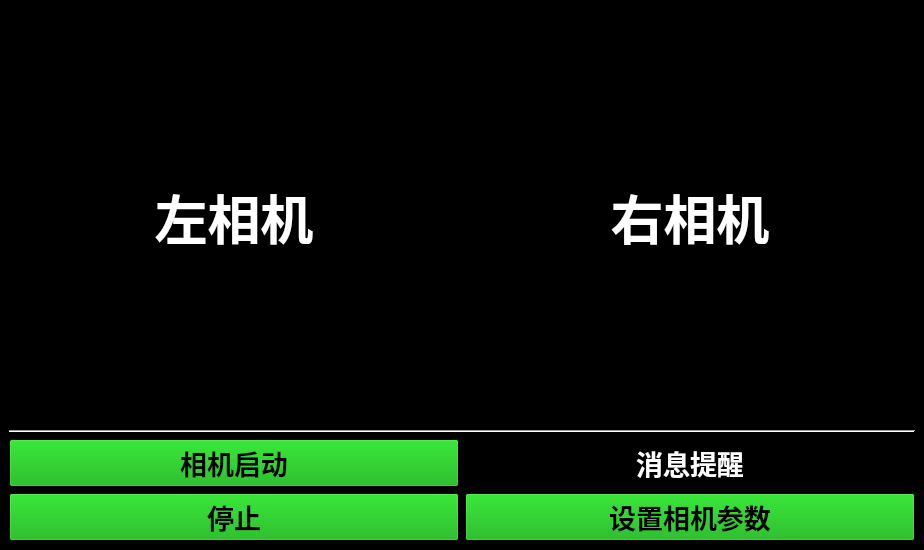
Qt form ui/main.ui (Marco-ardu/DetectScraw) before a commit.
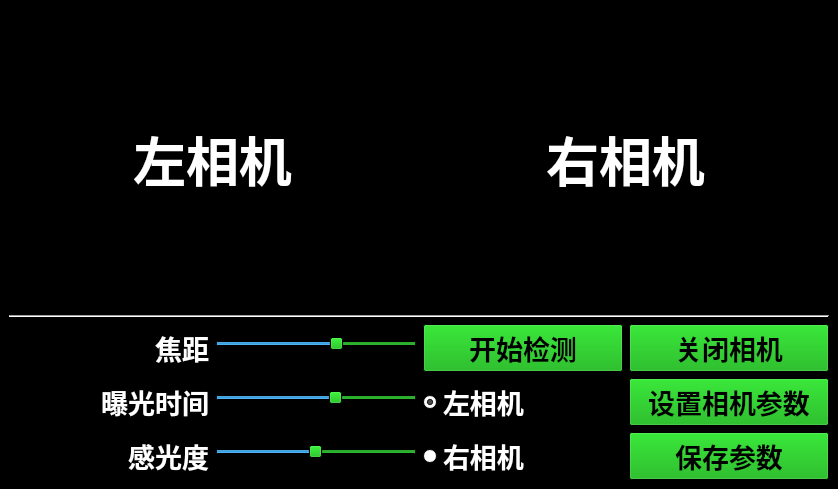
The same form after that commit. Icons and pictures are not drawn.

The edit to the form file:
```diff
--- a/ui/main.ui
+++ b/ui/main.ui
@@ -6,8 +6,8 @@
    <rect>
     <x>0</x>
     <y>0</y>
-    <width>924</width>
-    <height>550</height>
+    <width>838</width>
+    <height>488</height>
    </rect>
   </property>
   <property name="palette">
@@ -140,9 +140,11 @@
    <string>OAK零件检测系统</string>
   </property>
   <widget class="QWidget" name="centralwidget">
-   <layout class="QVBoxLayout" name="verticalLayout" stretch="1,2,0">
+   <layout class="QVBoxLayout" name="verticalLayout_3" stretch="6,1,1">
     <item>
-     <layout class="QHBoxLayout" name="horizontalLayout_2">
+     <layout class="QHBoxLayout" name="horizontalLayout">
+      <item>
+       <layout class="QVBoxLayout" name="verticalLayout">
       <item>
        <widget class="QLabel" name="LabelFront">
         <property name="enabled">
@@ -156,8 +158,14 @@
         </property>
         <property name="minimumSize">
          <size>
-          <width>0</width>
-          <height>0</height>
+            <width>400</width>
+            <height>300</height>
+           </size>
+          </property>
+          <property name="maximumSize">
+           <size>
+            <width>939</width>
+            <height>832</height>
          </size>
         </property>
         <property name="font">
@@ -176,12 +184,28 @@
         </property>
        </widget>
       </item>
+       </layout>
+      </item>
+      <item>
+       <layout class="QVBoxLayout" name="verticalLayout_2">
       <item>
        <widget class="QLabel" name="LabelRear">
+          <property name="sizePolicy">
+           <sizepolicy hsizetype="Preferred" vsizetype="Fixed">
+            <horstretch>0</horstretch>
+            <verstretch>0</verstretch>
+           </sizepolicy>
+          </property>
         <property name="minimumSize">
          <size>
-          <width>0</width>
-          <height>0</height>
+            <width>400</width>
+            <height>300</height>
+           </size>
+          </property>
+          <property name="maximumSize">
+           <size>
+            <width>939</width>
+            <height>832</height>
          </size>
         </property>
         <property name="font">
@@ -202,8 +226,10 @@
       </item>
      </layout>
     </item>
+     </layout>
+    </item>
     <item>
-     <widget class="Line" name="line_6">
+     <widget class="Line" name="line">
       <property name="orientation">
        <enum>Qt::Horizontal</enum>
       </property>
@@ -212,70 +238,280 @@
     <item>
      <layout class="QGridLayout" name="gridLayout">
       <item row="0" column="0">
-       <widget class="QPushButton" name="btnStart">
-        <property name="enabled">
-         <bool>true</bool>
+       <widget class="QLabel" name="lensPos_label">
+        <property name="minimumSize">
+         <size>
+          <width>200</width>
+          <height>0</height>
+         </size>
         </property>
-        <property name="sizePolicy">
-         <sizepolicy hsizetype="Preferred" vsizetype="Preferred">
-          <horstretch>0</horstretch>
-          <verstretch>3</verstretch>
-         </sizepolicy>
+        <property name="maximumSize">
+         <size>
+          <width>400</width>
+          <height>16777215</height>
+         </size>
         </property>
         <property name="font">
          <font>
-          <family>微軟正黑體</family>
           <pointsize>20</pointsize>
-          <weight>75</weight>
-          <bold>true</bold>
          </font>
         </property>
         <property name="text">
-         <string>相机启动</string>
+         <string>焦距</string>
         </property>
-        <property name="autoRepeatDelay">
-         <number>300</number>
+        <property name="alignment">
+         <set>Qt::AlignRight|Qt::AlignTrailing|Qt::AlignVCenter</set>
         </property>
        </widget>
       </item>
       <item row="0" column="1">
-       <widget class="QLabel" name="labelMessage">
-        <property name="font">
-         <font>
-          <pointsize>20</pointsize>
-         </font>
+       <widget class="QSlider" name="lensPos_value">
+        <property name="minimumSize">
+         <size>
+          <width>200</width>
+          <height>0</height>
+         </size>
         </property>
-        <property name="text">
-         <string>消息提醒</string>
+        <property name="maximumSize">
+         <size>
+          <width>400</width>
+          <height>16777215</height>
+         </size>
         </property>
-        <property name="alignment">
-         <set>Qt::AlignCenter</set>
+        <property name="contextMenuPolicy">
+         <enum>Qt::DefaultContextMenu</enum>
+        </property>
+        <property name="minimum">
+         <number>1</number>
+        </property>
+        <property name="maximum">
+         <number>255</number>
+        </property>
+        <property name="value">
+         <number>156</number>
+        </property>
+        <property name="orientation">
+         <enum>Qt::Horizontal</enum>
+        </property>
+        <property name="invertedAppearance">
+         <bool>false</bool>
+        </property>
+        <property name="invertedControls">
+         <bool>false</bool>
+        </property>
+        <property name="tickPosition">
+         <enum>QSlider::TicksBelow</enum>
+        </property>
+        <property name="tickInterval">
+         <number>10</number>
         </property>
        </widget>
       </item>
       <item row="1" column="0">
-       <widget class="QPushButton" name="btnStop">
-        <property name="sizePolicy">
-         <sizepolicy hsizetype="Preferred" vsizetype="Preferred">
-          <horstretch>0</horstretch>
-          <verstretch>0</verstretch>
-         </sizepolicy>
+       <widget class="QLabel" name="exp_time_label">
+        <property name="minimumSize">
+         <size>
+          <width>200</width>
+          <height>0</height>
+         </size>
+        </property>
+        <property name="maximumSize">
+         <size>
+          <width>400</width>
+          <height>16777215</height>
+         </size>
         </property>
         <property name="font">
          <font>
-          <family>微軟正黑體</family>
           <pointsize>20</pointsize>
-          <weight>75</weight>
-          <bold>true</bold>
          </font>
         </property>
         <property name="text">
-         <string>停止</string>
+         <string>曝光时间</string>
+        </property>
+        <property name="alignment">
+         <set>Qt::AlignRight|Qt::AlignTrailing|Qt::AlignVCenter</set>
         </property>
        </widget>
       </item>
       <item row="1" column="1">
-       <widget class="QPushButton" name="btnSetCamera">
+       <widget class="QSlider" name="exp_time_value">
+        <property name="minimumSize">
+         <size>
+          <width>200</width>
+          <height>0</height>
+         </size>
+        </property>
+        <property name="maximumSize">
+         <size>
+          <width>400</width>
+          <height>16777215</height>
+         </size>
+        </property>
+        <property name="minimum">
+         <number>1</number>
+        </property>
+        <property name="maximum">
+         <number>33000</number>
+        </property>
+        <property name="value">
+         <number>20000</number>
+        </property>
+        <property name="orientation">
+         <enum>Qt::Horizontal</enum>
+        </property>
+        <property name="tickPosition">
+         <enum>QSlider::TicksBelow</enum>
+        </property>
+        <property name="tickInterval">
+         <number>1000</number>
+        </property>
+       </widget>
+      </item>
+      <item row="1" column="2">
+       <widget class="QRadioButton" name="leftCameraButton">
+        <property name="enabled">
+         <bool>true</bool>
+        </property>
+        <property name="minimumSize">
+         <size>
+          <width>200</width>
+          <height>0</height>
+         </size>
+        </property>
+        <property name="font">
+         <font>
+          <pointsize>20</pointsize>
+         </font>
+        </property>
+        <property name="mouseTracking">
+         <bool>true</bool>
+        </property>
+        <property name="text">
+         <string>左相机</string>
+        </property>
+        <property name="checked">
+         <bool>true</bool>
+        </property>
+       </widget>
+      </item>
+      <item row="2" column="0">
+       <widget class="QLabel" name="sens_ios_label">
+        <property name="minimumSize">
+         <size>
+          <width>200</width>
+          <height>0</height>
+         </size>
+        </property>
+        <property name="maximumSize">
+         <size>
+          <width>400</width>
+          <height>16777215</height>
+         </size>
+        </property>
+        <property name="font">
+         <font>
+          <pointsize>20</pointsize>
+         </font>
+        </property>
+        <property name="text">
+         <string>感光度</string>
+        </property>
+        <property name="alignment">
+         <set>Qt::AlignRight|Qt::AlignTrailing|Qt::AlignVCenter</set>
+        </property>
+       </widget>
+      </item>
+      <item row="2" column="1">
+       <widget class="QSlider" name="sens_ios_value">
+        <property name="minimumSize">
+         <size>
+          <width>200</width>
+          <height>0</height>
+         </size>
+        </property>
+        <property name="maximumSize">
+         <size>
+          <width>400</width>
+          <height>16777215</height>
+         </size>
+        </property>
+        <property name="minimum">
+         <number>1</number>
+        </property>
+        <property name="maximum">
+         <number>1600</number>
+        </property>
+        <property name="value">
+         <number>800</number>
+        </property>
+        <property name="orientation">
+         <enum>Qt::Horizontal</enum>
+        </property>
+        <property name="tickPosition">
+         <enum>QSlider::TicksBelow</enum>
+        </property>
+        <property name="tickInterval">
+         <number>80</number>
+        </property>
+       </widget>
+      </item>
+      <item row="2" column="2">
+       <widget class="QRadioButton" name="rightCameraButton">
+        <property name="minimumSize">
+         <size>
+          <width>200</width>
+          <height>0</height>
+         </size>
+        </property>
+        <property name="font">
+         <font>
+          <pointsize>20</pointsize>
+         </font>
+        </property>
+        <property name="text">
+         <string>右相机</string>
+        </property>
+        <property name="checked">
+         <bool>false</bool>
+        </property>
+       </widget>
+      </item>
+      <item row="0" column="3">
+       <widget class="QPushButton" name="btnStop">
+        <property name="sizePolicy">
+         <sizepolicy hsizetype="Preferred" vsizetype="Preferred">
+          <horstretch>0</horstretch>
+          <verstretch>0</verstretch>
+         </sizepolicy>
+        </property>
+        <property name="minimumSize">
+         <size>
+          <width>200</width>
+          <height>0</height>
+         </size>
+        </property>
+        <property name="maximumSize">
+         <size>
+          <width>400</width>
+          <height>16777215</height>
+         </size>
+        </property>
+        <property name="font">
+         <font>
+          <family>微軟正黑體</family>
+          <pointsize>20</pointsize>
+          <weight>75</weight>
+          <bold>true</bold>
+         </font>
+        </property>
+        <property name="text">
+         <string>关闭相机</string>
+        </property>
+       </widget>
+      </item>
+      <item row="0" column="2">
+       <widget class="QPushButton" name="btnStart">
         <property name="enabled">
          <bool>true</bool>
         </property>
@@ -285,19 +521,79 @@
           <verstretch>3</verstretch>
          </sizepolicy>
         </property>
+        <property name="minimumSize">
+         <size>
+          <width>200</width>
+          <height>0</height>
+         </size>
+        </property>
+        <property name="maximumSize">
+         <size>
+          <width>400</width>
+          <height>16777215</height>
+         </size>
+        </property>
         <property name="font">
          <font>
           <family>微軟正黑體</family>
           <pointsize>20</pointsize>
           <weight>75</weight>
           <bold>true</bold>
+         </font>
+        </property>
+        <property name="text">
+         <string>开始检测</string>
+        </property>
+        <property name="autoRepeatDelay">
+         <number>300</number>
+        </property>
+       </widget>
+      </item>
+      <item row="1" column="3">
+       <widget class="QPushButton" name="SetCamera">
+        <property name="minimumSize">
+         <size>
+          <width>200</width>
+          <height>0</height>
+         </size>
+        </property>
+        <property name="maximumSize">
+         <size>
+          <width>400</width>
+          <height>16777215</height>
+         </size>
+        </property>
+        <property name="font">
+         <font>
+          <pointsize>20</pointsize>
          </font>
         </property>
         <property name="text">
          <string>设置相机参数</string>
         </property>
-        <property name="autoRepeatDelay">
-         <number>300</number>
+       </widget>
+      </item>
+      <item row="2" column="3">
+       <widget class="QPushButton" name="SaveButton">
+        <property name="minimumSize">
+         <size>
+          <width>200</width>
+          <height>0</height>
+         </size>
+        </property>
+        <property name="maximumSize">
+         <size>
+          <width>400</width>
+          <height>16777215</height>
+         </size>
+        </property>
+        <property name="font">
+         <font>
+          <pointsize>20</pointsize>
+         </font>
+        </property>
+        <property name="text">
+         <string>保存参数</string>
         </property>
        </widget>
       </item>
```
Lines whose indentation alone changed are shown as unchanged.
